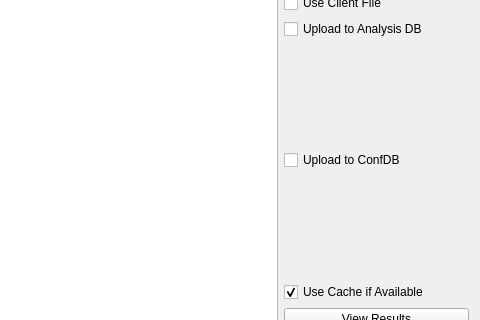
Qt form uifiles/frmstartup.ui (trackerpro/TkCommissioner) before a commit; both pictures show x 564 to 1044 and y 206 to 526 of the 1044 by 708 pixel window.
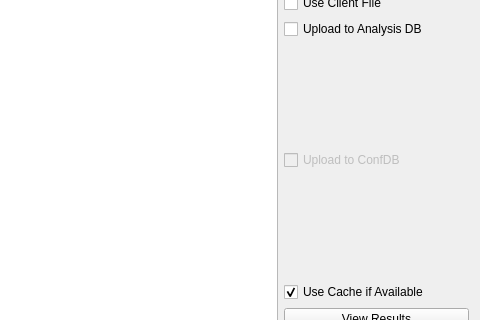
The same form after that commit. Custom widgets are drawn as their Qt base class.

The edit to the form file:
```diff
--- a/uifiles/frmstartup.ui
+++ b/uifiles/frmstartup.ui
@@ -201,6 +201,9 @@
          <property name="text">
           <string>Upload to ConfDB</string>
          </property>
+         <property name="enabled">
+           <bool>false</bool>
+	 </property>
         </widget>
        </item>
        <item>
```
